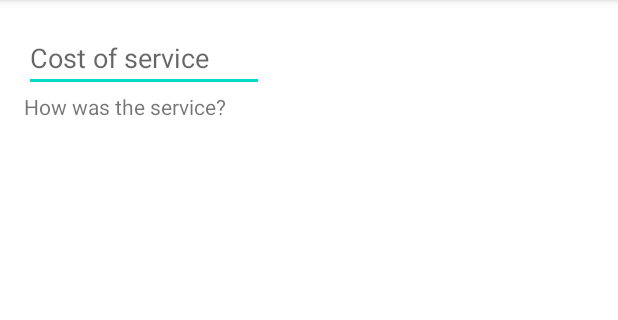
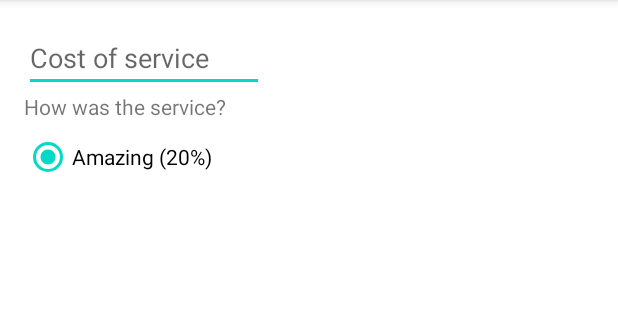
Before and after one commit to mkdzt/TipTime, an Android app: the screen it shows after launch (MainActivity), on a phone screen of 412 x 824 dp, the part 84-404 px from its top. Run offline under Robolectric (Android 15) with nearby library versions, the phone set to English and light mode, and no system bars.

Commit message:
add radio button 20 percent and set checked

```diff
--- a/app/src/main/res/layout/activity_main.xml
+++ b/app/src/main/res/layout/activity_main.xml
@@ -30,8 +30,15 @@
         android:layout_height="wrap_content"
         app:layout_constraintStart_toStartOf="parent"
         app:layout_constraintTop_toBottomOf="@id/tv_service_question"
+        android:checkedButton="@id/rb_option_20_percent"
         android:orientation="vertical"
         >
+        <RadioButton
+            android:id="@+id/rb_option_20_percent"
+            android:layout_width="wrap_content"
+            android:layout_height="wrap_content"
+            android:text="Amazing (20%)"
+            />
 
     </RadioGroup>
 </androidx.constraintlayout.widget.ConstraintLayout>
```
